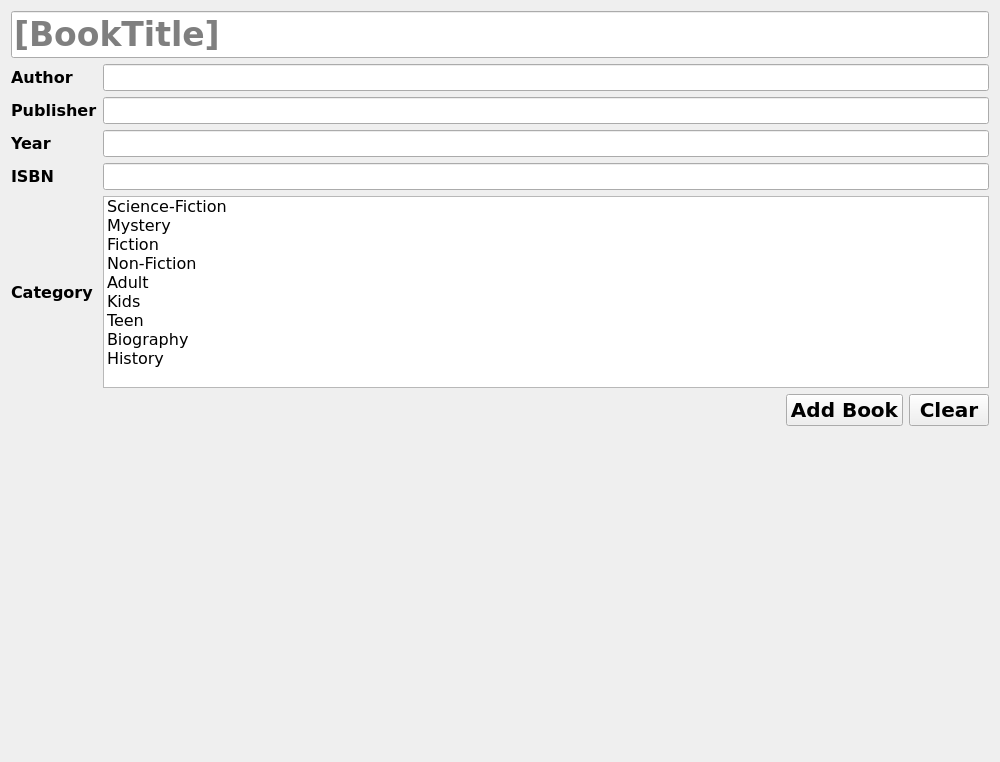
Qt form LibraryManagementSystem/widgets/book/bookview.ui (NiroSugir/LibraryManagementSystem) before a commit.
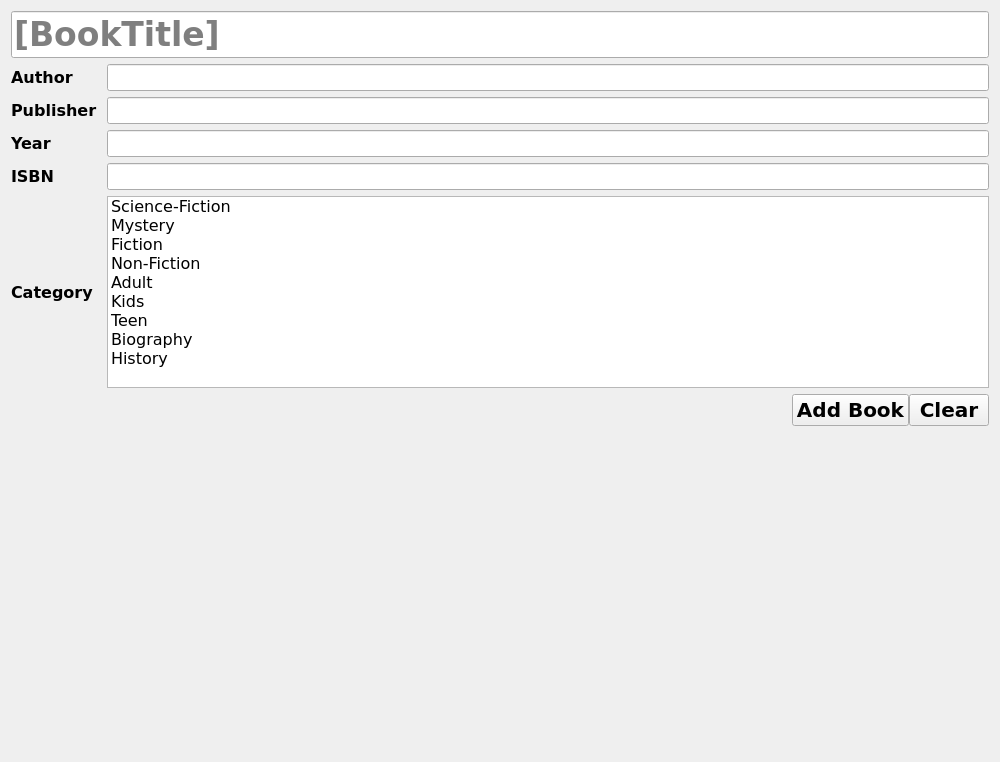
The same form after that commit.

Commit message: add spacing between labels and fields in book view

Patch:
```diff
--- a/LibraryManagementSystem/widgets/book/bookview.ui
+++ b/LibraryManagementSystem/widgets/book/bookview.ui
@@ -22,6 +22,9 @@
   <layout class="QVBoxLayout" name="verticalLayout">
    <item>
     <layout class="QGridLayout" name="gridLayout">
+     <property name="horizontalSpacing">
+      <number>10</number>
+     </property>
      <item row="5" column="0">
       <widget class="QLabel" name="label_6">
        <property name="font">
```
